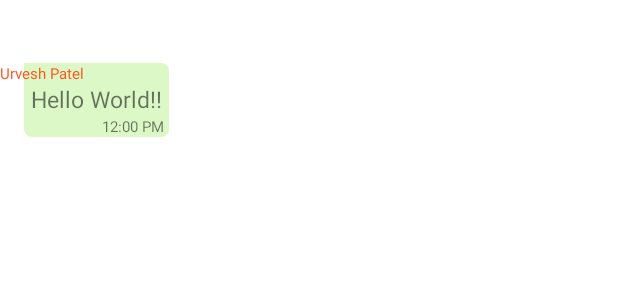
After one commit to urvesh254/Chatly-CLI, an Android app: the layout receive_message.xml on its own in the app's theme, with its tools: preview values and no code run, on a phone screen of 412 x 824 dp. The commit adds this screen. Shown: the top 300 px of the screen. Run offline under Robolectric (Android 15) with nearby library versions, the phone set to English and light mode, and no system bars; Roboto replaces fonts that are not available here.

Commit message:
Recycler view added in chatarea.

```diff
--- a/app/src/main/java/com/ukpatel/chatly/MainActivity.java
+++ b/app/src/main/java/com/ukpatel/chatly/MainActivity.java
@@ -62,8 +62,7 @@ public class MainActivity extends AppCompatActivity implements View.OnClickListe
         if (PORT != 0)
             port.setText(String.valueOf(PORT));
 
-//        hostName.setText("192.168.0.125");
-//        port.setText("54321");
+        hostName.setText("192.168.0.125");
         btnConnect.setOnClickListener(this);
     }
 
--- /dev/null
+++ b/app/src/main/res/drawable/receive_green_bg.xml
@@ -0,0 +1,13 @@
+<?xml version="1.0" encoding="UTF-8"?>
+<shape xmlns:android="http://schemas.android.com/apk/res/android">
+    <solid android:color="#dcf8c6"/>
+
+    <corners android:bottomLeftRadius="5dp"
+        android:bottomRightRadius="5dp"
+        android:topRightRadius="5dp"/>
+
+    <padding android:bottom="15dp"
+        android:top="5dp"
+        android:right="5dp"
+        android:left="5dp"/>
+</shape>
--- /dev/null
+++ b/app/src/main/res/layout/receive_message.xml
@@ -0,0 +1,43 @@
+<?xml version="1.0" encoding="utf-8"?>
+<androidx.constraintlayout.widget.ConstraintLayout xmlns:android="http://schemas.android.com/apk/res/android"
+    xmlns:app="http://schemas.android.com/apk/res-auto"
+    xmlns:tools="http://schemas.android.com/tools"
+    android:layout_width="match_parent"
+    android:layout_height="wrap_content"
+    android:paddingTop="10dp">
+
+    <TextView
+        android:id="@+id/message"
+        android:layout_width="wrap_content"
+        android:layout_height="wrap_content"
+        android:layout_marginStart="16dp"
+        android:layout_marginTop="32dp"
+        android:maxWidth="320dp"
+        android:paddingTop="13dp"
+        android:text="Hello World!!"
+        android:background="@drawable/receive_green_bg"
+        android:textSize="15sp"
+        app:layout_constraintStart_toStartOf="parent"
+        app:layout_constraintTop_toTopOf="parent" />
+
+    <TextView
+        android:id="@+id/time"
+        android:layout_width="wrap_content"
+        android:layout_height="wrap_content"
+        android:layout_marginRight="3dp"
+        android:text="12:00 PM"
+        android:textSize="10sp"
+        app:layout_constraintBottom_toBottomOf="@+id/message"
+        app:layout_constraintEnd_toEndOf="@id/message" />
+
+    <TextView
+        android:id="@+id/author"
+        android:layout_width="@+id/message"
+        android:layout_height="wrap_content"
+        android:text="Urvesh Patel"
+        android:minWidth="50dp"
+        android:textColor="#FF5722"
+        android:textSize="10sp"
+        app:layout_constraintStart_toStartOf="parent"
+        app:layout_constraintTop_toTopOf="@+id/message" />
+</androidx.constraintlayout.widget.ConstraintLayout>
```
Also changed, not shown: app/build.gradle (+6 -4 lines), app/src/main/java/com/ukpatel/chatly/ChatArea.java (+16 -5 lines), app/src/main/java/com/ukpatel/chatly/Client.java (+22 -14 lines), app/src/main/java/com/ukpatel/chatly/Message.java (+8 -2 lines), app/src/main/java/com/ukpatel/chatly/adapter/MessageAdapter.java (added, +124 -0 lines), app/src/main/res/drawable/info_bg.xml (added, +10 -0 lines), app/src/main/res/drawable/send_green_bg.xml (added, +13 -0 lines), app/src/main/res/layout/activity_chat_area.xml (+16 -14 lines), app/src/main/res/layout/info_message.xml (added, +18 -0 lines), app/src/main/res/layout/send_message.xml (added, +29 -0 lines).
